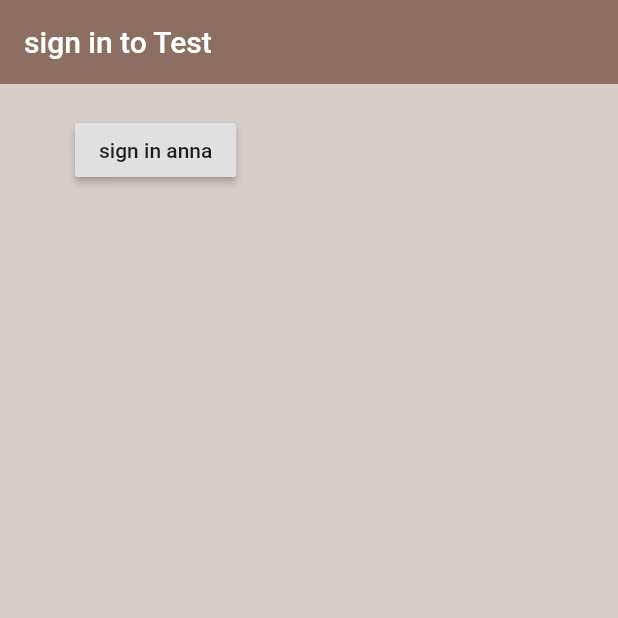
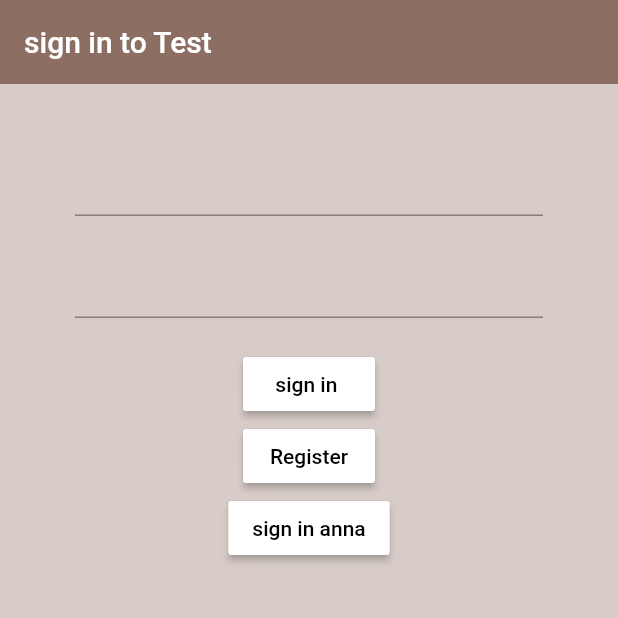
Before and after one commit to winstonho/TestFriebase, a Flutter app: the screen it shows after launch, after a tap on "sign in anna", on a phone screen of 412 x 824 dp, the top half of it. Run offline on Flutter 3.47's test engine with Material 2 defaults, Android fonts, the phone set to English and light mode, and no system bars; our stand-ins replace firebase_auth; accounts and stored records are empty; network calls fail.

Commit message:
added main main menu can sing in anna and go to home page got the lay out for sign in

```diff
--- a/lib/Screens/authenticate/signin.dart
+++ b/lib/Screens/authenticate/signin.dart
@@ -1,5 +1,20 @@
 import 'package:flutter/material.dart';
 import 'package:flutter_app/Service/auth.dart';
+
+
+Widget createRaisedButtonHelper(String text, Function onPressFunction ,
+    { barkGroundColour : Colors.white , textColour : Colors.black}
+    )
+{
+  return RaisedButton
+    (
+      color: barkGroundColour,
+      child: Text(text,style: TextStyle(color: textColour)),
+      onPressed:onPressFunction
+
+  );
+}
+
 
 class SignIn extends StatefulWidget {
   @override
@@ -8,8 +23,59 @@ class SignIn extends StatefulWidget {
 
 class _SignInState extends State<SignIn> {
   final AuthService _authService = AuthService();
+
+  String email;
+  String password;
+
+
+
+  Widget createSignInButton()
+  {
+    return createRaisedButtonHelper
+    (
+      'sign in ',
+      () async
+      {
+        print(email);
+        print(password);
+      }
+    );
+  }
+
+  Widget createRegisterButton()
+  {
+    return createRaisedButtonHelper
+      (
+        'Register',
+            () async
+        {
+          print(email);
+          print(password);
+        }
+    );
+  }
+
+  Widget createSignInAnnaButton()
+  {
+    return createRaisedButtonHelper
+      (
+       'sign in anna', () async
+        {
+          dynamic result = await _authService.signInAnon();
+          if(result == null)
+          print('error sign in');
+          else
+          {
+           print('sign in');
+           print(result);
+          }
+      },
+    );
+  }
+
   @override
   Widget build(BuildContext context) {
+
     return Scaffold
     (
         backgroundColor: Colors.brown[100],
@@ -22,21 +88,37 @@ class _SignInState extends State<SignIn> {
         body: Container
         (
           padding: EdgeInsets.symmetric(vertical: 20.0,horizontal: 50.0),
-          child: RaisedButton
+          child: Form
             (
-              child: Text('sign in anna'),
-              onPressed:  () async
-              {
-                dynamic result = await _authService.signInAnon();
-                if(result == null)
-                  print('error sign in');
-                else
-                  {
-                    print('sign in');
-                    print(result);
-                  }
-              },
+                child: Column
+                (
+                  children: <Widget>
+                  [
+                    SizedBox(height: 20),
+                    TextFormField(
+                      onChanged: (val)
+                      {
+                        setState(() => email = val);
+                      },
+                    ),
+                    SizedBox(height: 20),
+                    TextFormField(
+                      obscureText: true,
+                      onChanged: (val)
+                      {
+                        setState(() => password = val);
+                      },
+                    ),
+                    SizedBox(height: 20),
+                    createSignInButton(),
+                    createRegisterButton(),
+                    createSignInAnnaButton(),
+
+
+                  ],
+                ),
             ),
+
         ),
 
 
--- a/lib/Screens/wrapper.dart
+++ b/lib/Screens/wrapper.dart
@@ -1,10 +1,16 @@
 import 'package:flutter/material.dart';
 import 'package:flutter_app/Screens/authenticate/authenticate.dart';
 import 'package:flutter_app/Screens/home/home.dart';
+import 'package:flutter_app/models/user.dart';
+import 'package:provider/provider.dart';
 class Wrapper extends StatelessWidget {
   @override
   Widget build(BuildContext context) {
     //return Home();
-    return Authenticate();
+
+    //getting   user data value if it got change in the stream
+    final user = Provider.of<User>(context);
+    return user == null ?  Authenticate(): Home();
+
   }
 }
--- a/lib/Service/auth.dart
+++ b/lib/Service/auth.dart
@@ -1,15 +1,30 @@
 import 'package:firebase_auth/firebase_auth.dart';
+import 'package:flutter_app/models/user.dart';
 
 class AuthService
 {
   final FirebaseAuth _auth = FirebaseAuth.instance;
+
+  User firebaseUserToUser(FirebaseUser user)
+  {
+    return user !=null ? User(uid:user.uid) : null;
+  }
+
+  //auth change user stream
+  //something like a massaging  system so we send a user value out
+  // when fire base has a StateChanged
+  Stream<User> get user{
+      return _auth.onAuthStateChanged
+      //map((FirebaseUser user) => firebaseUserToUser(user));
+      .map(firebaseUserToUser);
+  }
+
   //sign in anon
   Future signInAnon() async{
     try
     {
       AuthResult r = await _auth.signInAnonymously();
-      FirebaseUser user = r.user;
-      return user;
+      return firebaseUserToUser(r.user);
     }
     catch(e)
     {
@@ -23,5 +38,17 @@ class AuthService
   //sign in email &password
   //register with email & password
   //sign out
+  Future signOut() async
+  {
+    try
+    {
+      return await _auth.signOut();
+    }
+    catch(e)
+    {
+      print(e.toString());
+      return null;
+    }
+  }
 
 }
--- a/lib/main.dart
+++ b/lib/main.dart
@@ -1,5 +1,8 @@
 import 'package:flutter/material.dart';
 import 'package:flutter_app/Screens/wrapper.dart';
+import 'package:flutter_app/Service/auth.dart';
+import 'package:flutter_app/models/user.dart';
+import 'package:provider/provider.dart';
 
 void main() {
   runApp(MyApp());
@@ -9,6 +12,11 @@ class MyApp extends StatelessWidget {
   // This widget is the root of your application.
   @override
   Widget build(BuildContext context) {
-    return MaterialApp(home: Wrapper());
+
+          //Wrapper it with StreamProvider so we can set up the massager we want to listen
+    return StreamProvider<User>.value(
+        value: AuthService().user,
+        child: MaterialApp(home: Wrapper())
+    );
   }
 }
--- /dev/null
+++ b/lib/models/user.dart
@@ -0,0 +1,5 @@
+class User
+{
+  final String uid;
+  User({this.uid});
+}
--- a/pubspec.yaml
+++ b/pubspec.yaml
@@ -30,6 +30,7 @@ dependencies:
   cupertino_icons: ^1.0.1
   firebase_auth: ^0.14.0+5
   cloud_firestore: ^0.12.9+4
+  provider: ^4.3.3
 
 dev_dependencies:
   flutter_test:
```
Also changed, not shown: lib/Screens/home/home.dart (+20 -2 lines), pubspec.lock.
